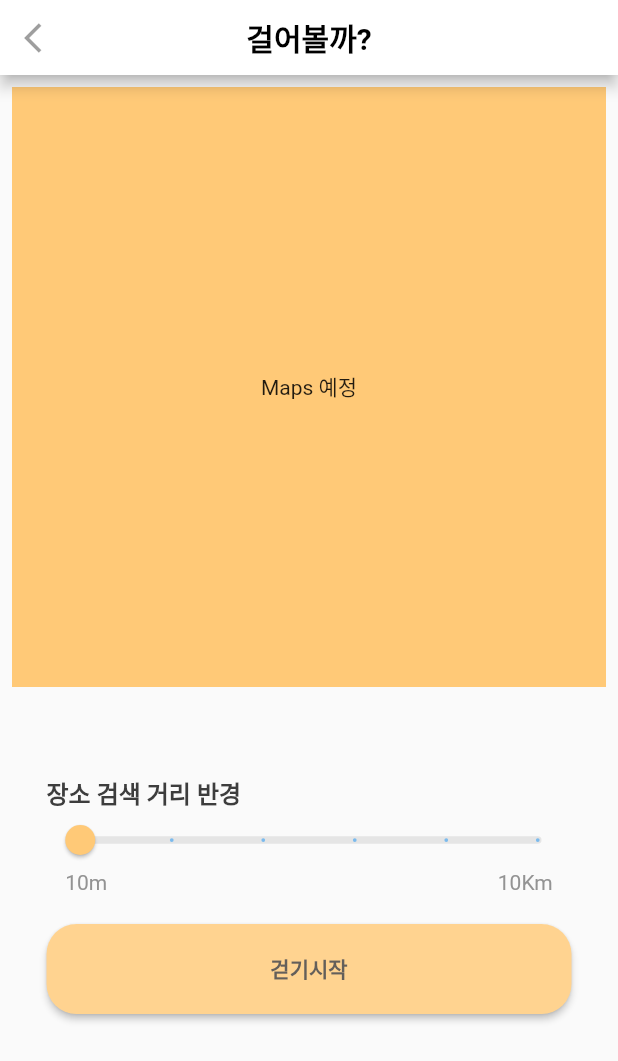
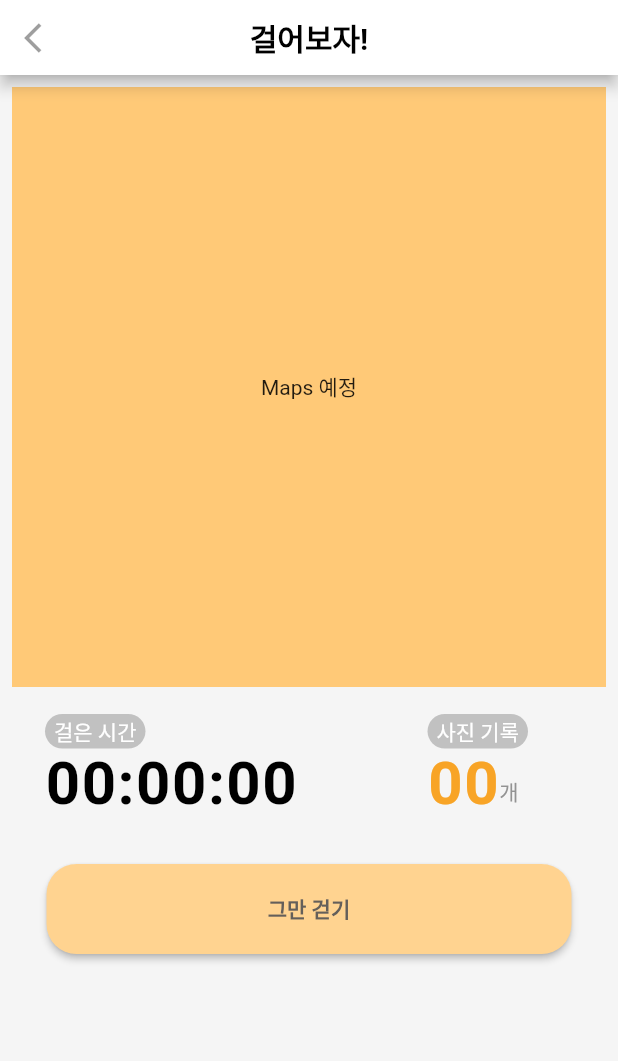
Before and after one commit to dsc-sookmyung/2023-In-Out-SolutionChallenge, a Flutter app: the WalkingView screen opened directly, on a phone screen of 412 x 824 dp. Shown: the top 1061 px of the screen. Run offline on Flutter 3.47's test engine with Material 2 defaults, Android fonts, the phone set to English and light mode, and no system bars.

Commit message:
feat: 걷는 화면 생성 완료, 추후 맵 연결 및 디자인 수정 진행

```diff
--- a/lib/color/themeColors.dart
+++ b/lib/color/themeColors.dart
@@ -4,10 +4,13 @@ import 'package:flutter/material.dart';
 // Main colors
 final mainColor = Color(0xFFFFC977);
 final buttonColor = Color(0xFFFFD390);
+final highlightColor = Color(0xFFF8A426);
 
+final backgroundColor = Color(0xFFF5F5F5);
 // Grey
 final grayScale1 = Color(0xFFE5E5E5);
 final greyScale2 = Color(0xFF939393);
 final greyScale3 = Color(0xFF8C8C8C);
 final greyScale4 = Color(0xFF645F5A);
 final greyScale5 = Color(0xFF3D3D3D);
+final greyScale6 = Color(0xFFC1C1C1);
--- a/lib/main.dart
+++ b/lib/main.dart
@@ -2,7 +2,8 @@ import 'package:flutter/material.dart';
 import 'package:flutter/cupertino.dart';
 
 // Views
-import 'package:largo/views/walking.dart';
+import 'package:largo/views/walkingSetting.dart';
+import 'package:largo/views/walkingView.dart';
 
 void main() {
   WidgetsFlutterBinding.ensureInitialized();
@@ -46,7 +47,7 @@ class _MyHomePageState extends State<MyHomePage> {
             case 2:
               return WalkingView();
             default:
-              return WalkingView();
+              return WalkingSettingView();
           }
         });
   }
--- a/lib/views/walking.dart
+++ b/lib/views/walkingSetting.dart
@@ -4,16 +4,18 @@ import 'package:flutter/cupertino.dart';
 // Widget
 import 'package:largo/widgets/customAppbar.dart';
 import 'package:largo/widgets/customSlider.dart';
+import 'package:largo/widgets/customButton.dart';
+import 'package:largo/widgets/smallTitle.dart';
 
 // Colors
 import 'package:largo/color/themeColors.dart';
 
-class WalkingView extends StatefulWidget {
+class WalkingSettingView extends StatefulWidget {
   @override
-  _WalkingView createState() => _WalkingView();
+  _WalkingSettingView createState() => _WalkingSettingView();
 }
 
-class _WalkingView extends State<WalkingView> {
+class _WalkingSettingView extends State<WalkingSettingView> {
   @override
   Widget build(BuildContext context) {
     final double statusBarHeight = MediaQuery.of(context).padding.top;
@@ -29,6 +31,7 @@ class _WalkingView extends State<WalkingView> {
         appBar: CustomAppBar("걸어볼까?"),
         body: SingleChildScrollView(
             child: Container(
+                color: backgroundColor,
                 height: 700,
                 child: Column(
                   children: [
@@ -74,29 +77,7 @@ class _WalkingView extends State<WalkingView> {
                               mainAxisAlignment: MainAxisAlignment.spaceBetween,
                             ),
                           ),
-                          Container(
-                            margin: EdgeInsets.only(top: 20, bottom: 10),
-                            child: ElevatedButton(
-                              onPressed: () {
-                                // Respond to button press
-                                print("walking start");
-                              },
-                              child: Text(
-                                '걷기시작',
-                                style: TextStyle(
-                                    fontWeight: FontWeight.bold,
-                                    color: greyScale4),
-                              ),
-                              style: ElevatedButton.styleFrom(
-                                shape: RoundedRectangleBorder(
-                                  borderRadius:
-                                      BorderRadius.circular(20), // <-- Radius
-                                ),
-                                backgroundColor: buttonColor,
-                                minimumSize: const Size.fromHeight(60), // NEW
-                              ),
-                            ),
-                          ),
+                          CustomButton("걷기 시작")
                         ],
                       ),
                     )
--- /dev/null
+++ b/lib/views/walkingView.dart
@@ -0,0 +1,95 @@
+import 'package:flutter/material.dart';
+import 'package:flutter/cupertino.dart';
+
+// Widget
+import 'package:largo/widgets/customAppbar.dart';
+import 'package:largo/widgets/customSlider.dart';
+import 'package:largo/widgets/customButton.dart';
+
+// Colors
+import 'package:largo/color/themeColors.dart';
+import 'package:largo/widgets/smallTitle.dart';
+
+class WalkingView extends StatefulWidget {
+  @override
+  _WalkingView createState() => _WalkingView();
+}
+
+class _WalkingView extends State<WalkingView> {
+  @override
+  Widget build(BuildContext context) {
+    return Scaffold(
+        appBar: CustomAppBar("걸어보자!"),
+        body: SingleChildScrollView(
+            child: Container(
+                color: backgroundColor,
+                height: 700,
+                child: Column(
+                  children: [
+                    Container(
+                        child: Center(
+                          child: Text("Maps 예정"),
+                        ),
+                        color: mainColor,
+                        height: 400,
+                        margin: const EdgeInsets.all(8.0)),
+                    Container(
+                      margin: EdgeInsets.only(left: 20, right: 50),
+                      child: Row(
+                        mainAxisAlignment: MainAxisAlignment.spaceBetween,
+                        children: [
+                          Container(
+                              margin: EdgeInsets.all(10),
+                              child: Column(
+                                crossAxisAlignment: CrossAxisAlignment.start,
+                                children: [
+                                  SmallTitle("걸은 시간"),
+                                  Text(
+                                    "00:00:00",
+                                    style: TextStyle(
+                                        color: Colors.black,
+                                        letterSpacing: 1,
+                                        fontSize: 40,
+                                        fontWeight: FontWeight.bold),
+                                  )
+                                ],
+                              )),
+                          Container(
+                              margin: EdgeInsets.all(10),
+                              child: Column(
+                                crossAxisAlignment: CrossAxisAlignment.start,
+                                children: [
+                                  SmallTitle("사진 기록"),
+                                  Row(
+                                    children: [
+                                      Text(
+                                        "00",
+                                        style: TextStyle(
+                                          color: highlightColor,
+                                          letterSpacing: 1,
+                                          fontSize: 40,
+                                          fontWeight: FontWeight.bold,
+                                        ),
+                                      ),
+                                      Text(
+                                        "개",
+                                        style: TextStyle(
+                                            color: greyScale2,
+                                            fontSize: 14,
+                                            height: 2.7),
+                                      ),
+                                    ],
+                                  )
+                                ],
+                              ))
+                        ],
+                      ),
+                    ),
+                    Container(
+                      width: 350,
+                      child: CustomButton("그만 걷기"),
+                    )
+                  ],
+                ))));
+  }
+}
--- /dev/null
+++ b/lib/widgets/customButton.dart
@@ -0,0 +1,42 @@
+import 'package:flutter/material.dart';
+import 'package:flutter/cupertino.dart';
+
+// Colors
+import 'package:largo/color/themeColors.dart';
+
+class CustomButton extends StatelessWidget {
+  @override
+  final Size preferredSize;
+
+  final String title;
+
+  CustomButton(
+    this.title, {
+    Key? key,
+  })  : preferredSize = Size.fromHeight(50.0),
+        super(key: key);
+
+  @override
+  Widget build(BuildContext context) {
+    return Container(
+      margin: EdgeInsets.only(top: 20, bottom: 10),
+      child: ElevatedButton(
+        onPressed: () {
+          // Respond to button press
+          print("walking start");
+        },
+        child: Text(
+          this.title,
+          style: TextStyle(fontWeight: FontWeight.bold, color: greyScale4),
+        ),
+        style: ElevatedButton.styleFrom(
+          shape: RoundedRectangleBorder(
+            borderRadius: BorderRadius.circular(20), // <-- Radius
+          ),
+          backgroundColor: buttonColor,
+          minimumSize: const Size.fromHeight(60), // NEW
+        ),
+      ),
+    );
+  }
+}
--- /dev/null
+++ b/lib/widgets/smallTitle.dart
@@ -0,0 +1,33 @@
+import 'package:flutter/material.dart';
+import 'package:flutter/cupertino.dart';
+
+// Colors
+import 'package:largo/color/themeColors.dart';
+
+class SmallTitle extends StatelessWidget {
+  @override
+  final Size preferredSize;
+
+  final String title;
+
+  SmallTitle(
+    this.title, {
+    Key? key,
+  })  : preferredSize = Size.fromHeight(50.0),
+        super(key: key);
+
+  @override
+  Widget build(BuildContext context) {
+    return Container(
+      padding: EdgeInsets.only(left: 6, right: 6, top: 1, bottom: 1),
+      child: Text(
+        this.title,
+        style: TextStyle(color: Colors.white, fontSize: 14),
+      ),
+      decoration: BoxDecoration(
+        color: greyScale6,
+        borderRadius: BorderRadius.circular(15),
+      ),
+    );
+  }
+}
```
